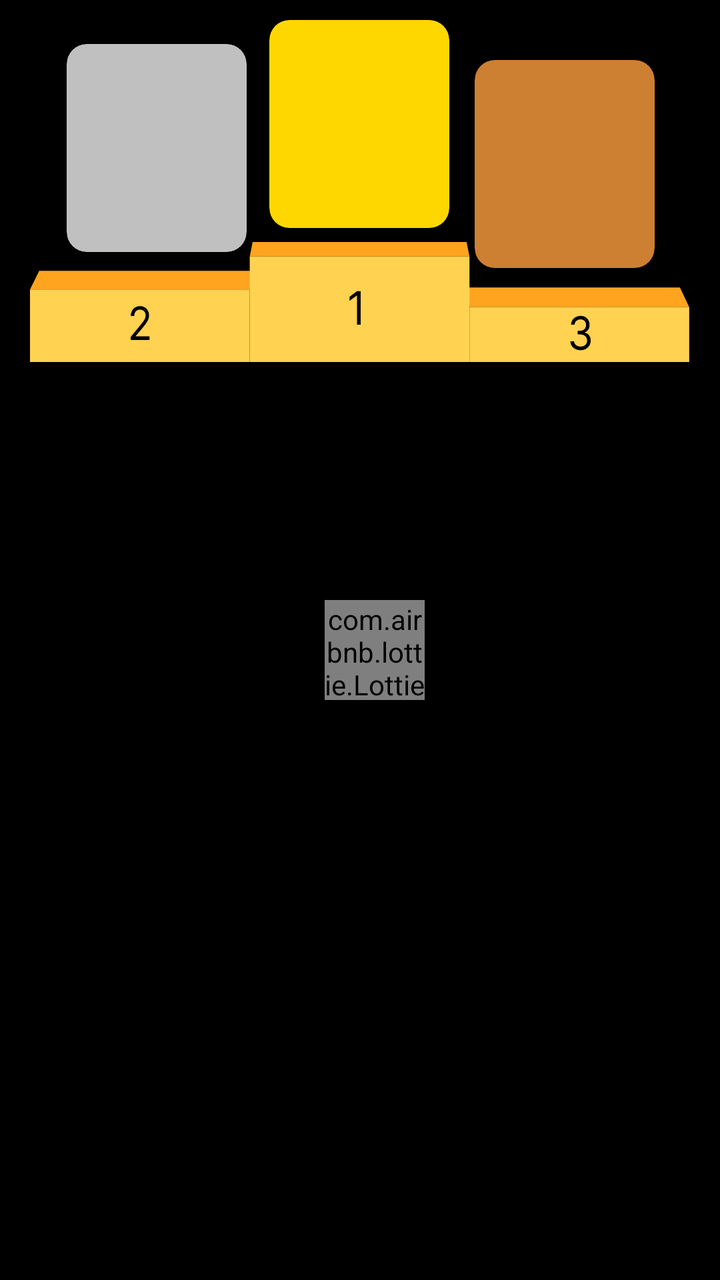
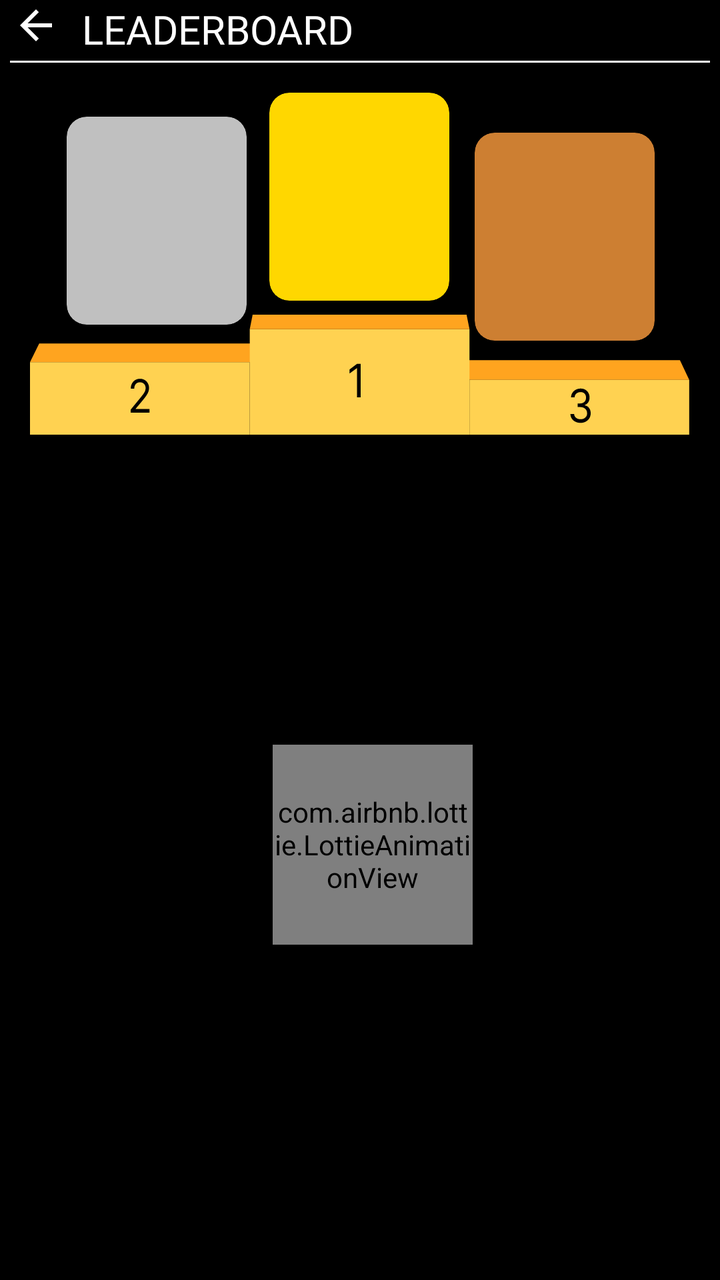

An Android layout rendered at two revisions. The XML below is the earlier revision; the diff shows what the commit changed to produce the second picture.
<!-- AndroidManifest.xml: application theme Theme.NavigationDrawer -->
<!-- res/layout/fragment_leader_board.xml -->
<?xml version="1.0" encoding="utf-8"?>
<androidx.core.widget.NestedScrollView xmlns:android="http://schemas.android.com/apk/res/android"
    xmlns:app="http://schemas.android.com/apk/res-auto"
    xmlns:tools="http://schemas.android.com/tools"
    android:layout_width="match_parent"
    android:layout_height="match_parent"
    android:background="@color/black"
    tools:context=".Fragment.LeaderBoard">

    <androidx.constraintlayout.widget.ConstraintLayout
        android:layout_width="match_parent"
        android:layout_height="match_parent">

        <androidx.cardview.widget.CardView
            android:layout_width="90dp"
            android:layout_height="104dp"
            android:layout_marginBottom="72dp"
            app:cardBackgroundColor="#FFD700"
            app:cardCornerRadius="10dp"
            app:layout_constraintBottom_toBottomOf="@+id/imageView5"
            app:layout_constraintEnd_toEndOf="@+id/imageView5"
            app:layout_constraintHorizontal_bias="0.498"
            app:layout_constraintStart_toStartOf="@+id/imageView5">

            <ImageView
                android:id="@+id/firImg"
                android:layout_width="30dp"
                android:layout_height="30dp"
                android:layout_gravity="center_horizontal|top"
                android:layout_marginTop="15dp"
                android:scaleType="fitXY" />

            <TextView
                android:id="@+id/first"
                android:layout_width="match_parent"
                android:layout_height="wrap_content"
                android:layout_gravity="bottom"
                android:layout_marginBottom="20dp"
                android:fontFamily="@font/poppins_medium"
                android:gravity="center_horizontal"
                android:paddingHorizontal="4dp"
                android:textColor="@color/black"
                android:textSize="14sp" />

            <TextView
                android:id="@+id/firstScore"
                android:layout_width="match_parent"
                android:layout_height="wrap_content"
                android:layout_gravity="bottom"
                android:fontFamily="@font/poppins_semibold"
                android:gravity="center_horizontal"
                android:paddingHorizontal="4dp"
                android:textSize="16sp" />
        </androidx.cardview.widget.CardView>

        <androidx.cardview.widget.CardView
            android:layout_width="90dp"
            android:layout_height="104dp"
            android:layout_marginBottom="60dp"
            app:cardBackgroundColor="#C0C0C0"
            app:cardCornerRadius="10dp"
            app:layout_constraintBottom_toBottomOf="@+id/imageView5"
            app:layout_constraintEnd_toEndOf="@+id/imageView5"
            app:layout_constraintHorizontal_bias="0.093"
            app:layout_constraintStart_toStartOf="@+id/imageView5">

            <ImageView
                android:id="@+id/secImg"
                android:layout_width="30dp"
                android:layout_height="30dp"
                android:layout_gravity="center_horizontal|top"
                android:layout_marginTop="15dp"
                android:scaleType="fitXY" />

            <TextView
                android:id="@+id/second"
                android:layout_width="match_parent"
                android:layout_height="wrap_content"
                android:layout_gravity="bottom"
                android:layout_marginBottom="20dp"
                android:fontFamily="@font/poppins_medium"
                android:gravity="center_horizontal"
                android:paddingHorizontal="4dp"
                android:textColor="@color/black"
                android:textSize="14sp" />

            <TextView
                android:id="@+id/secondScore"
                android:layout_width="match_parent"
                android:layout_height="wrap_content"
                android:layout_gravity="bottom"
                android:fontFamily="@font/poppins_semibold"
                android:gravity="center_horizontal"
                android:paddingHorizontal="4dp"
                android:textSize="16sp" />
        </androidx.cardview.widget.CardView>

        <androidx.cardview.widget.CardView
            android:layout_width="90dp"
            android:layout_height="104dp"
            android:layout_marginBottom="52dp"
            app:cardBackgroundColor="#CD7F32"
            app:cardCornerRadius="10dp"
            app:layout_constraintBottom_toBottomOf="@+id/imageView5"
            app:layout_constraintEnd_toEndOf="@+id/imageView5"
            app:layout_constraintHorizontal_bias="0.909"
            app:layout_constraintStart_toStartOf="@+id/imageView5">

            <ImageView
                android:id="@+id/thiImg"
                android:layout_width="30dp"
                android:layout_height="30dp"
                android:layout_gravity="center_horizontal|top"
                android:layout_marginTop="15dp"
                android:scaleType="fitXY" />

            <TextView
                android:id="@+id/third"
                android:layout_width="match_parent"
                android:layout_height="wrap_content"
                android:layout_marginTop="60dp"
                android:fontFamily="@font/poppins_medium"
                android:gravity="center_horizontal"
                android:paddingHorizontal="4dp"
                android:textColor="@color/black"
                android:textSize="14sp" />

            <TextView
                android:id="@+id/thirdScore"
                android:layout_width="match_parent"
                android:layout_height="wrap_content"
                android:layout_gravity="bottom"
                android:fontFamily="@font/poppins_semibold"
                android:gravity="center_horizontal"
                android:paddingHorizontal="4dp"
                android:textSize="16sp" />
        </androidx.cardview.widget.CardView>

        <ImageView
            android:id="@+id/imageView5"
            android:layout_width="match_parent"
            android:layout_height="70dp"
            android:layout_marginStart="10dp"
            android:layout_marginTop="116dp"
            android:layout_marginEnd="10dp"
            android:padding="5dp"
            android:scaleType="fitXY"
            android:src="@drawable/leaderboard"
            app:layout_constraintEnd_toEndOf="parent"
            app:layout_constraintHorizontal_bias="1.0"
            app:layout_constraintStart_toStartOf="parent"
            app:layout_constraintTop_toTopOf="parent" />

        <androidx.recyclerview.widget.RecyclerView
            android:id="@+id/leaderRv"
            android:layout_width="match_parent"
            android:layout_height="wrap_content"
            android:layout_marginTop="8dp"
            android:padding="8dp"
            app:layout_constraintEnd_toEndOf="parent"
            app:layout_constraintStart_toStartOf="parent"
            app:layout_constraintTop_toBottomOf="@id/imageView5"
            tools:listitem="@layout/layout_leaderboard" />

        <com.airbnb.lottie.LottieAnimationView
            android:id="@+id/resLot"
            android:layout_width="50dp"
            android:layout_height="50dp"
            android:layout_marginTop="300dp"
            android:elevation="5dp"
            android:visibility="visible"
            app:layout_constraintEnd_toEndOf="parent"
            app:layout_constraintHorizontal_bias="0.524"
            app:layout_constraintStart_toStartOf="parent"
            app:layout_constraintTop_toTopOf="parent"
            app:lottie_autoPlay="true"
            app:lottie_loop="true"
            app:lottie_rawRes="@raw/lottie" />

    </androidx.constraintlayout.widget.ConstraintLayout>
</androidx.core.widget.NestedScrollView>
<!-- res/layout/layout_leaderboard.xml (included above) -->
<?xml version="1.0" encoding="utf-8"?>
<androidx.constraintlayout.widget.ConstraintLayout xmlns:android="http://schemas.android.com/apk/res/android"
    xmlns:app="http://schemas.android.com/apk/res-auto"
    android:layout_width="match_parent"
    android:padding="8dp"
    android:layout_height="wrap_content">

    <androidx.cardview.widget.CardView
        android:layout_width="match_parent"
        android:layout_height="60dp"
        android:elevation="4dp"
        app:cardBackgroundColor="@color/white"
        app:cardCornerRadius="15dp"
        app:cardElevation="4dp"
        app:layout_constraintStart_toStartOf="parent"
        app:layout_constraintTop_toTopOf="parent">
        <LinearLayout
            android:layout_width="match_parent"
            android:layout_height="match_parent"
            android:paddingHorizontal="10dp"
            android:weightSum="1">

            <TextView
                android:id="@+id/teamRank"
                android:layout_width="0dp"
                android:layout_height="match_parent"
                android:layout_gravity="center_vertical"
                android:gravity="center"
                android:hint="S.no"
                android:textColor="@color/black"
                android:layout_weight="0.1"
                android:textSize="18sp"
                android:textStyle="bold" />

            <ImageView
                android:id="@+id/teamLogo"
                android:layout_width="0dp"
                android:padding="5dp"
                android:layout_height="match_parent"
                android:layout_gravity="center"
                android:layout_weight="0.2" />

            <TextView
                android:id="@+id/teamName"
                android:layout_width="0dp"
                android:layout_height="match_parent"
                android:gravity="center_vertical"
                android:layout_gravity="center_vertical"
                android:layout_weight="0.6"
                android:hint="College name"
                android:fontFamily="@font/poppins_medium"
                android:textColor="@color/black"
                android:textSize="18sp"
                android:textStyle="bold" />

            <TextView
                android:id="@+id/teamScore"
                android:layout_width="0dp"
                android:layout_height="match_parent"
                android:layout_gravity="end"
                android:layout_weight="0.1"
                android:gravity="center_vertical"
                android:hint="Points"
                android:textColor="#FFA41F"
                android:textSize="20sp"
                android:textStyle="bold" />


        </LinearLayout>
    </androidx.cardview.widget.CardView>

</androidx.constraintlayout.widget.ConstraintLayout>
<!-- resources referenced by this layout -->
<resources>
  <color name="black">#FF000000</color>
  <color name="white">#FFFFFFFF</color>
  <!-- drawable leaderboard: vector/xml drawable (drawable, 3212 chars, omitted) -->
  <style name="Theme.NavigationDrawer" parent="Theme.MaterialComponents.DayNight.NoActionBar">
          
          <item name="colorPrimary">#FFECA1</item>
          
      </style>
</resources>

<!-- the commit's change to res/layout/fragment_leader_board.xml (unified diff, before → after) -->
@@ -10,6 +10,51 @@
     <androidx.constraintlayout.widget.ConstraintLayout
         android:layout_width="match_parent"
         android:layout_height="match_parent">
+
+        <LinearLayout
+            android:id="@+id/lay2"
+            android:layout_width="match_parent"
+            android:layout_height="wrap_content"
+            android:orientation="horizontal"
+            android:weightSum="1"
+            app:layout_constraintEnd_toEndOf="parent"
+            app:layout_constraintStart_toStartOf="parent"
+            app:layout_constraintTop_toTopOf="parent">
+
+            <ImageView
+                android:id="@+id/back"
+                android:layout_width="0dp"
+                android:layout_height="wrap_content"
+                android:layout_gravity="center_vertical"
+                android:layout_weight="0.1"
+                android:src="@drawable/arrow_back" />
+
+            <TextView
+                android:id="@+id/text1"
+                android:layout_width="0dp"
+                android:layout_height="wrap_content"
+                android:layout_weight="0.9"
+                android:gravity="center_vertical"
+                android:layout_gravity="center_vertical"
+                android:fontFamily="@font/poppins_semibold"
+                android:layout_marginBottom="-2dp"
+                android:text="leaderboard"
+                android:paddingHorizontal="5dp"
+                android:textAllCaps="true"
+                android:textColor="@color/white"
+                android:textSize="20sp" />
+        </LinearLayout>
+
+        <View
+            android:id="@+id/view1"
+            android:layout_width="0dp"
+            android:layout_height="1dp"
+            android:layout_marginHorizontal="5dp"
+            android:layout_marginTop="5dp"
+            android:background="@color/white"
+            app:layout_constraintEnd_toEndOf="parent"
+            app:layout_constraintStart_toStartOf="parent"
+            app:layout_constraintTop_toBottomOf="@id/lay2" />
 
         <androidx.cardview.widget.CardView
             android:layout_width="90dp"
@@ -20,7 +65,8 @@
             app:layout_constraintBottom_toBottomOf="@+id/imageView5"
             app:layout_constraintEnd_toEndOf="@+id/imageView5"
             app:layout_constraintHorizontal_bias="0.498"
-            app:layout_constraintStart_toStartOf="@+id/imageView5">
+            app:layout_constraintStart_toStartOf="@+id/imageView5"
+            >
 
             <ImageView
                 android:id="@+id/firImg"
@@ -141,7 +187,7 @@
             android:layout_width="match_parent"
             android:layout_height="70dp"
             android:layout_marginStart="10dp"
-            android:layout_marginTop="116dp"
+            android:layout_marginTop="121dp"
             android:layout_marginEnd="10dp"
             android:padding="5dp"
             android:scaleType="fitXY"
@@ -149,7 +195,7 @@
             app:layout_constraintEnd_toEndOf="parent"
             app:layout_constraintHorizontal_bias="1.0"
             app:layout_constraintStart_toStartOf="parent"
-            app:layout_constraintTop_toTopOf="parent" />
+            app:layout_constraintTop_toBottomOf="@id/view1" />
 
         <androidx.recyclerview.widget.RecyclerView
             android:id="@+id/leaderRv"
@@ -164,18 +210,18 @@
 
         <com.airbnb.lottie.LottieAnimationView
             android:id="@+id/resLot"
-            android:layout_width="50dp"
-            android:layout_height="50dp"
-            android:layout_marginTop="300dp"
+            android:layout_width="100dp"
+            android:layout_height="100dp"
+            android:layout_marginTop="150dp"
             android:elevation="5dp"
             android:visibility="visible"
             app:layout_constraintEnd_toEndOf="parent"
             app:layout_constraintHorizontal_bias="0.524"
             app:layout_constraintStart_toStartOf="parent"
-            app:layout_constraintTop_toTopOf="parent"
+            app:layout_constraintTop_toBottomOf="@id/imageView5"
             app:lottie_autoPlay="true"
             app:lottie_loop="true"
-            app:lottie_rawRes="@raw/lottie" />
+            app:lottie_rawRes="@raw/asmita" />
 
     </androidx.constraintlayout.widget.ConstraintLayout>
 </androidx.core.widget.NestedScrollView>
<!-- resource entries referenced after the edit -->
@@ -2,6 +2,12 @@
 <resources>
   <color name="black">#FF000000</color>
   <color name="white">#FFFFFFFF</color>
+  <!-- drawable arrow_back (drawable) -->
+  <vector android:autoMirrored="true" android:height="24dp"
+      android:tint="#FFFFFF" android:viewportHeight="24"
+      android:viewportWidth="24" android:width="24dp" xmlns:android="http://schemas.android.com/apk/res/android">
+      <path android:fillColor="@android:color/white" android:pathData="M20,11H7.83l5.59,-5.59L12,4l-8,8 8,8 1.41,-1.41L7.83,13H20v-2z"/>
+  </vector>
   <!-- drawable leaderboard: vector/xml drawable (drawable, 3212 chars, omitted) -->
   <style name="Theme.NavigationDrawer" parent="Theme.MaterialComponents.DayNight.NoActionBar">
           
